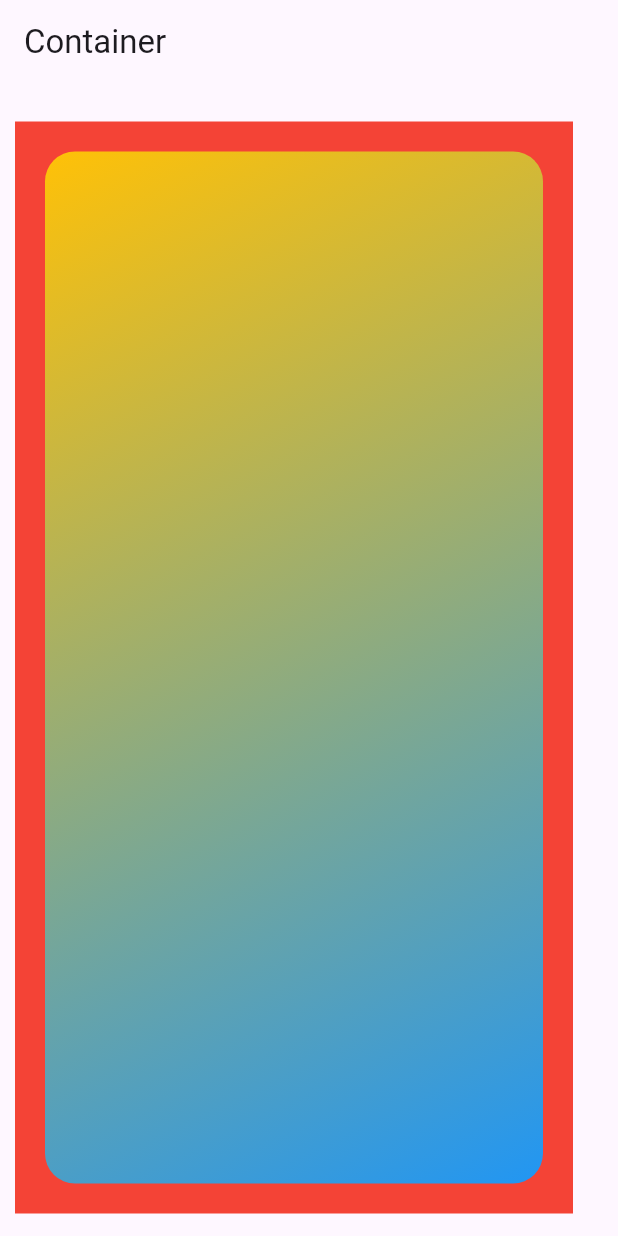
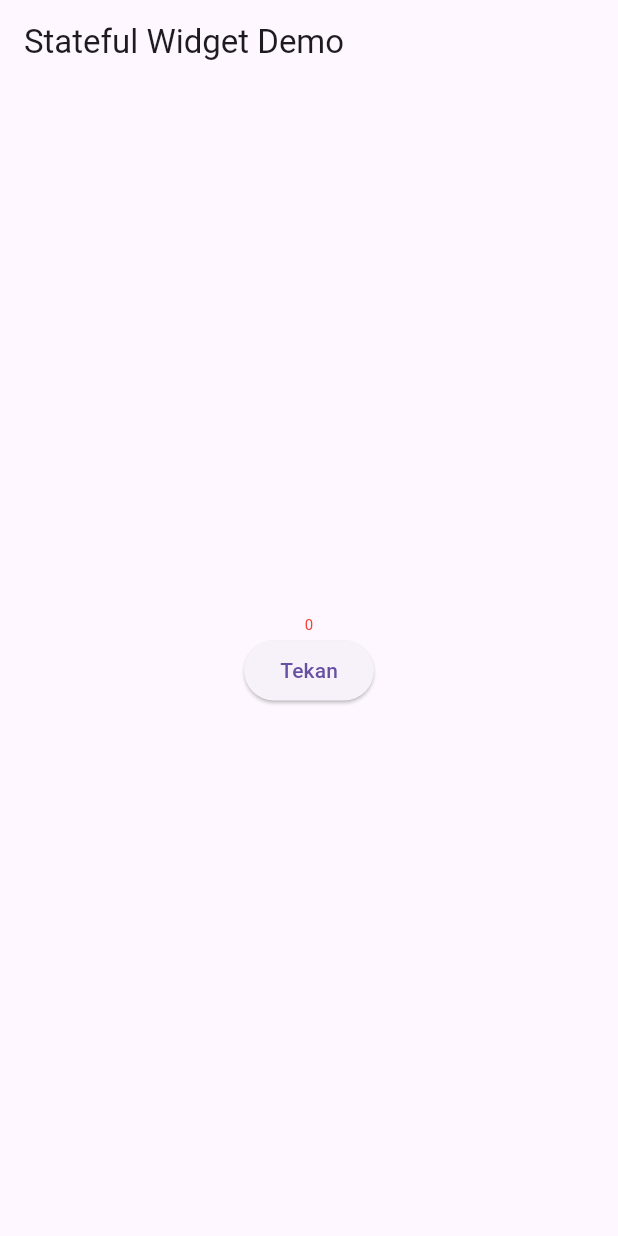
Before and after one commit to Falllll/belajar-flutter, a Flutter app: the screen it shows after launch, on a phone screen of 412 x 824 dp. Run offline on Flutter 3.47's test engine with Material 3 defaults, Android fonts, the light colour scheme and no system bars.

Commit message:
Stateless & Statefull Widget

```diff
--- a/lib/main.dart
+++ b/lib/main.dart
@@ -4,28 +4,41 @@ void main() {
   runApp(const MyApp());
 }
 
-class MyApp extends StatelessWidget {
+class MyApp extends StatefulWidget {
   const MyApp({super.key});
+
+  @override
+  State<MyApp> createState() => _MyAppState();
+}
+
+class _MyAppState extends State<MyApp> {
+  int number = 0;
+
+  void tekanTombol() {
+    setState(() {
+      number += 1;
+    });
+  }
 
   @override
   Widget build(BuildContext context) {
     return MaterialApp(
       home: Scaffold(
         appBar: AppBar(
-          title: Text("Container"),
+          title: Text("Stateful Widget Demo"),
         ),
-        body: Container(
-          color: Colors.red,
-          margin: EdgeInsets.fromLTRB(10, 25, 30, 15),
-          padding: EdgeInsets.all(10),
-          child: Container(
-            margin: EdgeInsets.all(10),
-            decoration: BoxDecoration(
-                borderRadius: BorderRadius.circular(20),
-                gradient: LinearGradient(
-                    begin: Alignment.topLeft,
-                    end: Alignment.bottomRight,
-                    colors: <Color>[Colors.amber, Colors.blue])),
+        body: Center(
+          child: Column(
+            mainAxisAlignment: MainAxisAlignment.center,
+            children: <Widget>[
+              Text(
+                number.toString(),
+                style: TextStyle(
+                    fontSize: 10 + number.toDouble(),
+                    color: number % 2 == 0 ? Colors.red : Colors.blue),
+              ),
+              ElevatedButton(onPressed: tekanTombol, child: Text("Tekan"))
+            ],
           ),
         ),
       ),
```
